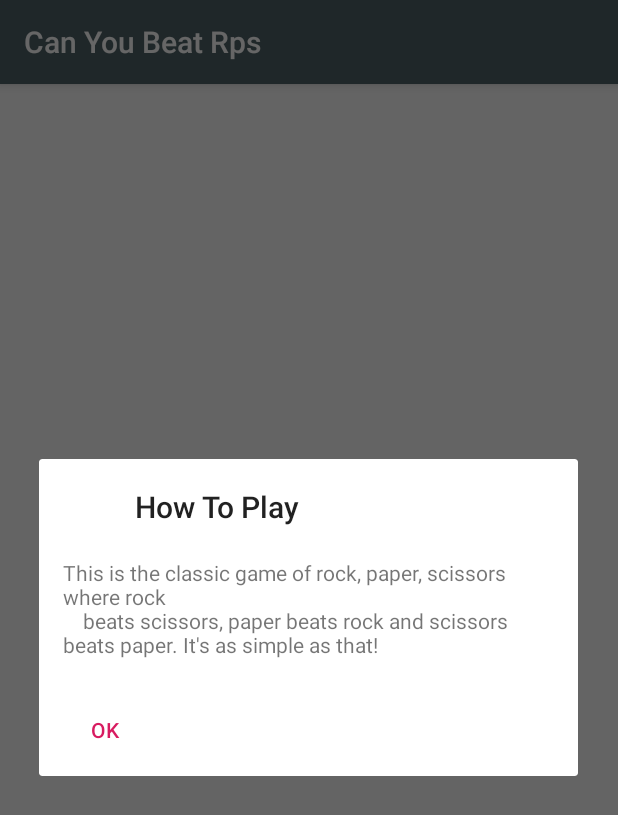
After one commit to ajaramillo76/can-you-beat-rps-v2, an Android app: the fragment InfoFragment shown on its own in the app's theme, on a phone screen of 412 x 824 dp. The commit adds this screen. Shown: the top 815 px of the screen. Run offline under Robolectric (Android 15) with nearby library versions, the phone set to English and light mode, and no system bars.

Commit message:
Added info button for "How to play" information.

```diff
--- /dev/null
+++ b/app/src/main/java/edu/cnm/deepdive/canyoubeatrps/controller/InfoFragment.java
@@ -0,0 +1,56 @@
+package edu.cnm.deepdive.canyoubeatrps.controller;
+
+import android.annotation.SuppressLint;
+import android.app.Dialog;
+import android.os.Bundle;
+import android.view.LayoutInflater;
+import android.view.View;
+import android.view.ViewGroup;
+import android.widget.TextView;
+import androidx.annotation.NonNull;
+import androidx.annotation.Nullable;
+import androidx.appcompat.app.AlertDialog;
+import androidx.appcompat.app.AlertDialog.Builder;
+import androidx.fragment.app.DialogFragment;
+import androidx.lifecycle.ViewModelProvider;
+import edu.cnm.deepdive.canyoubeatrps.R;
+import edu.cnm.deepdive.canyoubeatrps.viewmodel.game.GameViewModel;
+
+public class InfoFragment extends DialogFragment {
+
+  private AlertDialog alert;
+  private View dialogView;
+
+  @SuppressLint("InflateParams")
+  @NonNull
+  @Override
+  public Dialog onCreateDialog(@Nullable Bundle savedInstanceState) {
+    dialogView = LayoutInflater.from(getContext()).inflate(R.layout.fragment_info, null);
+    alert = new Builder(getContext())
+        .setIcon(R.drawable.ic_info_alert)
+        .setTitle(R.string.how_to)
+        .setView(dialogView)
+        .setNeutralButton(R.string.info_ok, (dlg, which) -> {
+        })
+        .create();
+    return alert;
+  }
+
+  @Nullable
+  @Override
+  public View onCreateView(@NonNull LayoutInflater inflater, @Nullable ViewGroup container,
+      @Nullable Bundle savedInstanceState) {
+    return dialogView;
+  }
+
+  @Override
+  public void onViewCreated(@NonNull View view, @Nullable Bundle savedInstanceState) {
+    super.onViewCreated(view, savedInstanceState);
+    GameViewModel gameViewModel = new ViewModelProvider(getActivity()).get(GameViewModel.class);
+    gameViewModel.getText().observe(getViewLifecycleOwner(), (game) -> {
+      TextView description = dialogView.findViewById(R.id.description);
+      alert.setTitle(R.string.how_to);
+      description.setText(R.string.description);
+    });
+  }
+}
--- /dev/null
+++ b/app/src/main/res/drawable/ic_info_alert.xml
@@ -0,0 +1,9 @@
+<vector xmlns:android="http://schemas.android.com/apk/res/android"
+        android:width="24dp"
+        android:height="24dp"
+        android:viewportWidth="24.0"
+        android:viewportHeight="24.0">
+    <path
+        android:fillColor="#FFFFFFFF"
+        android:pathData="M12,2C6.48,2 2,6.48 2,12s4.48,10 10,10 10,-4.48 10,-10S17.52,2 12,2zM13,17h-2v-6h2v6zM13,9h-2L11,7h2v2z"/>
+</vector>
--- /dev/null
+++ b/app/src/main/res/layout/fragment_info.xml
@@ -0,0 +1,30 @@
+<?xml version="1.0" encoding="utf-8"?>
+<ScrollView
+  xmlns:android="http://schemas.android.com/apk/res/android"
+  xmlns:app="http://schemas.android.com/apk/res-auto"
+  xmlns:tools="http://schemas.android.com/tools"
+  android:layout_height="match_parent"
+  android:layout_width="match_parent"
+  tools:context=".controller.InfoFragment">
+
+  <androidx.constraintlayout.widget.ConstraintLayout
+    android:layout_width="match_parent"
+    android:layout_height="wrap_content"
+    android:paddingStart="@dimen/activity_horizontal_margin"
+    android:paddingEnd="@dimen/activity_horizontal_margin"
+    android:paddingTop="@dimen/activity_vertical_margin"
+    android:paddingBottom="@dimen/activity_vertical_margin">
+
+     <TextView
+      android:id="@+id/description"
+      android:textIsSelectable="true"
+      android:layout_width="0dp"
+      android:layout_height="wrap_content"
+      app:layout_constraintStart_toStartOf="parent"
+      app:layout_constraintEnd_toEndOf="parent"
+      app:layout_constraintTop_toTopOf="parent"
+       app:layout_constraintBottom_toBottomOf="parent"/>
+
+  </androidx.constraintlayout.widget.ConstraintLayout>
+
+</ScrollView>
--- /dev/null
+++ b/app/src/main/res/menu/image_options.xml
@@ -0,0 +1,11 @@
+<?xml version="1.0" encoding="utf-8"?>
+<menu xmlns:android="http://schemas.android.com/apk/res/android"
+  xmlns:app="http://schemas.android.com/apk/res-auto">
+
+  <item
+    android:id="@+id/info"
+    android:title="@string/how_to"
+    android:icon="@drawable/ic_info_alert"
+    app:showAsAction="always"/>
+
+</menu>
--- a/app/src/main/res/values/strings.xml
+++ b/app/src/main/res/values/strings.xml
@@ -18,6 +18,9 @@
   <string name="dash">-</string>
   <string name="sign_out">sign out</string>
   <string name="settings">settings</string>
-
+  <string name="how_to">How To Play</string>
+  <string name="info_ok">ok</string>
+  <string name="description">"This is the classic game of rock, paper, scissors where rock
+    beats scissors, paper beats rock and scissors beats paper. It's as simple as that!"</string>
 
 </resources>
```
